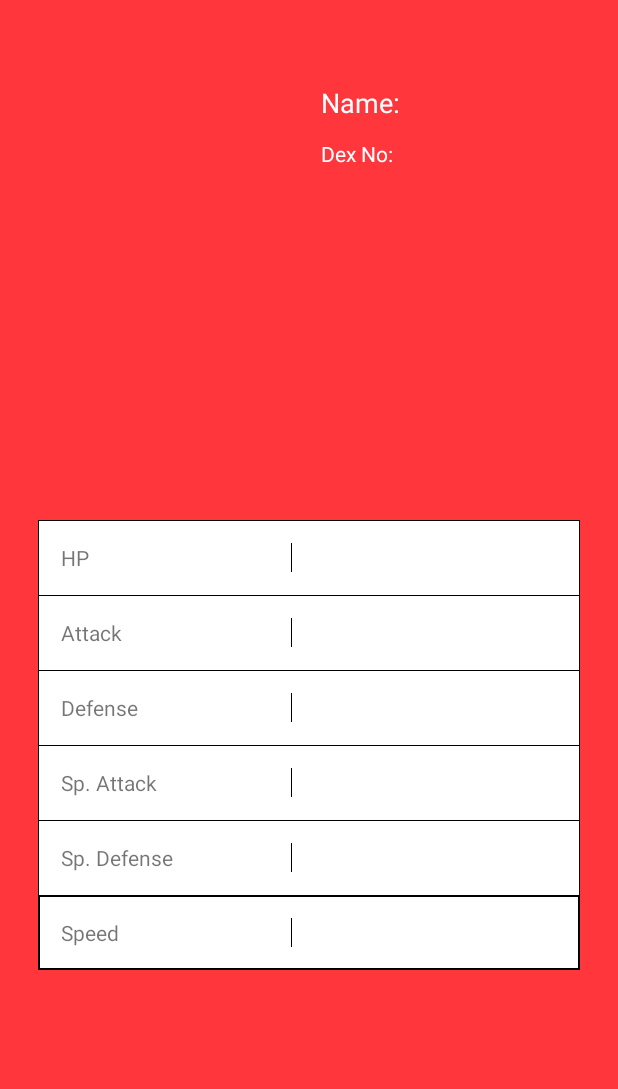
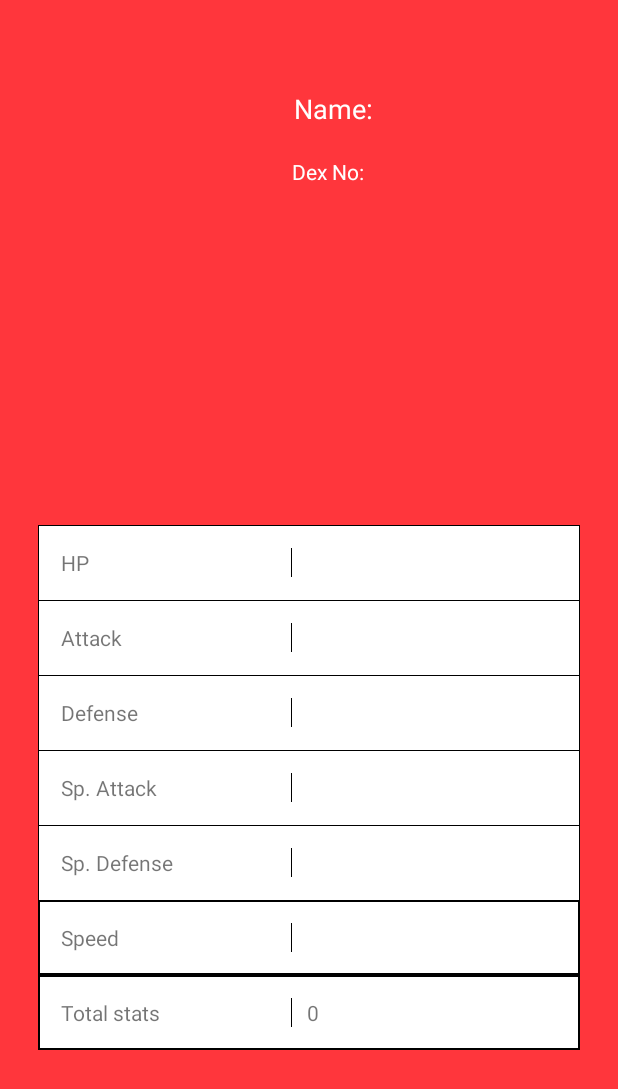
Before and after one commit to larslippert/Hitmonchance, an Android app: the StatsActivity screen opened directly, with no data from a screen before it, on a phone screen of 412 x 824 dp. Shown: the top 1089 px of the screen. Run offline under Robolectric (Android 15) with nearby library versions, the phone set to English and light mode, and no system bars; 17 statements that could not run were skipped.

Commit message:
Added total stats to stats activity

```diff
--- a/app/src/main/java/com/lalov/hitmonchance/Activities/StatsActivity.java
+++ b/app/src/main/java/com/lalov/hitmonchance/Activities/StatsActivity.java
@@ -22,7 +22,7 @@ import static com.lalov.hitmonchance.Globals.SERVICE_TAG;
 //TODO Could add wins and loses count
 public class StatsActivity extends AppCompatActivity {
     TextView txtName, txtDexNo, txtHP, txtHPStat, txtAttack, txtAttackStat, txtDefense, txtDefenseStat
-            ,txtSpAtk, txtSpAtkStat, txtSpDef, txtSpDefStat, txtSpeed, txtSpeedStat;
+            ,txtSpAtk, txtSpAtkStat, txtSpDef, txtSpDefStat, txtSpeed, txtSpeedStat, txtTotalStats;
     ImageView imgPokemon;
 
     private ServiceConnection pokemonServiceConnection;
@@ -56,6 +56,7 @@ public class StatsActivity extends AppCompatActivity {
         txtSpeed = findViewById(R.id.txtSpeed);
         txtSpeedStat = findViewById(R.id.txtSpeedStat);
         imgPokemon = findViewById(R.id.imageView);
+        txtTotalStats = findViewById(R.id.txtTotalStats);
 
     }
 
@@ -84,6 +85,8 @@ public class StatsActivity extends AppCompatActivity {
         txtSpAtkStat.setText(Long.toString(selectedPokemon.getSpattack()));
         txtSpDefStat.setText(Long.toString(selectedPokemon.getSpdefense()));
         txtSpeedStat.setText(Long.toString(selectedPokemon.getSpeed()));
+        txtTotalStats.setText(Long.toString(calculateTotalStats(selectedPokemon)));
+
     }
 
     private void SetupConnectionToPokemonService() {
@@ -112,4 +115,16 @@ public class StatsActivity extends AppCompatActivity {
 
         UnBindFromPokemonService();
     }
+
+    private Long calculateTotalStats(Pokemon pokemon){
+        long hp = pokemon.getHp();
+        long attack = pokemon.getAttack();
+        long defense = pokemon.getDefense();
+        long spAttack = pokemon.getSpattack();
+        long spDefense = pokemon.getSpdefense();
+        long speed = pokemon.getSpeed();
+
+        Long totalStat = hp+attack+defense+spAttack+spDefense+speed;
+        return totalStat;
+    }
 }
--- a/app/src/main/res/layout-land/activity_stats.xml
+++ b/app/src/main/res/layout-land/activity_stats.xml
@@ -46,7 +46,7 @@
 
     <TableLayout
         android:layout_width="360dp"
-        android:layout_height="292dp"
+        android:layout_height="273dp"
         android:layout_marginTop="10dp"
         android:layout_marginEnd="25dp"
         android:layout_marginRight="25dp"
@@ -59,7 +59,7 @@
             android:layout_width="match_parent"
             android:layout_height="match_parent"
             android:background="@drawable/table_row_bg"
-            android:padding="15dp">
+            android:padding="10dp">
 
             <TextView
                 android:id="@+id/txtHP"
@@ -81,7 +81,7 @@
             android:layout_width="match_parent"
             android:layout_height="match_parent"
             android:background="@drawable/table_row_bg"
-            android:padding="15dp">
+            android:padding="10dp">
 
             <TextView
                 android:id="@+id/txtAttack"
@@ -102,7 +102,7 @@
             android:layout_width="match_parent"
             android:layout_height="match_parent"
             android:background="@drawable/table_row_bg"
-            android:padding="15dp">
+            android:padding="10dp">
 
             <TextView
                 android:id="@+id/txtDefense"
@@ -123,7 +123,7 @@
             android:layout_width="match_parent"
             android:layout_height="match_parent"
             android:background="@drawable/table_row_bg"
-            android:padding="15dp">
+            android:padding="10dp">
 
             <TextView
                 android:id="@+id/txtSpAtk"
@@ -144,7 +144,7 @@
             android:layout_width="match_parent"
             android:layout_height="match_parent"
             android:background="@drawable/table_row_bg"
-            android:padding="15dp">
+            android:padding="10dp">
 
             <TextView
                 android:id="@+id/txtSpDef"
@@ -165,7 +165,7 @@
             android:layout_width="match_parent"
             android:layout_height="match_parent"
             android:background="@drawable/last_row_border"
-            android:padding="15dp">
+            android:padding="10dp">
 
             <TextView
                 android:id="@+id/txtSpeed"
@@ -182,6 +182,27 @@
                 android:paddingLeft="10dp" />
         </TableRow>
 
+        <TableRow
+            android:layout_width="match_parent"
+            android:layout_height="match_parent"
+            android:background="@drawable/last_row_border"
+            android:padding="10dp">
+
+            <TextView
+                android:id="@+id/txtTotal"
+                android:layout_width="wrap_content"
+                android:layout_height="wrap_content"
+                android:background="@drawable/table_cell_bg"
+                android:paddingRight="10dp"
+                android:text="@string/txtTotal" />
+
+            <TextView
+                android:id="@+id/txtTotalStats"
+                android:layout_width="wrap_content"
+                android:layout_height="wrap_content"
+                android:paddingLeft="10dp" />
+        </TableRow>
+
     </TableLayout>
 
 
--- a/app/src/main/res/layout/activity_stats.xml
+++ b/app/src/main/res/layout/activity_stats.xml
@@ -14,13 +14,13 @@
         android:layout_height="22dp"
         android:layout_marginStart="44dp"
         android:layout_marginLeft="44dp"
-        android:layout_marginTop="12dp"
+        android:layout_marginTop="20dp"
         android:layout_marginEnd="8dp"
         android:layout_marginRight="8dp"
         android:text="@string/txtDexNo"
         android:textColor="#ffffff"
         app:layout_constraintEnd_toEndOf="parent"
-        app:layout_constraintHorizontal_bias="0.019"
+        app:layout_constraintHorizontal_bias="0.58"
         app:layout_constraintStart_toEndOf="@+id/imageView"
         app:layout_constraintTop_toBottomOf="@+id/txtName" />
 
@@ -41,14 +41,14 @@
         android:layout_height="0dp"
         android:layout_marginStart="44dp"
         android:layout_marginLeft="44dp"
-        android:layout_marginTop="56dp"
+        android:layout_marginTop="60dp"
         android:layout_marginEnd="8dp"
         android:layout_marginRight="8dp"
         android:text="@string/name"
         android:textColor="#ffffff"
         android:textSize="18sp"
         app:layout_constraintEnd_toEndOf="parent"
-        app:layout_constraintHorizontal_bias="0.0"
+        app:layout_constraintHorizontal_bias="0.612"
         app:layout_constraintStart_toEndOf="@+id/imageView"
         app:layout_constraintTop_toTopOf="parent" />
 
@@ -195,6 +195,27 @@
                 android:paddingLeft="10dp" />
         </TableRow>
 
+        <TableRow
+            android:layout_width="match_parent"
+            android:layout_height="match_parent"
+            android:background="@drawable/last_row_border"
+            android:padding="15dp">
+
+            <TextView
+                android:id="@+id/txtTotal"
+                android:layout_width="wrap_content"
+                android:layout_height="wrap_content"
+                android:background="@drawable/table_cell_bg"
+                android:paddingRight="10dp"
+                android:text="@string/txtTotal" />
+
+            <TextView
+                android:id="@+id/txtTotalStats"
+                android:layout_width="wrap_content"
+                android:layout_height="wrap_content"
+                android:paddingLeft="10dp" />
+        </TableRow>
+
     </TableLayout>
 
 
--- a/app/src/main/res/values/strings.xml
+++ b/app/src/main/res/values/strings.xml
@@ -44,4 +44,5 @@
     <string name="pokemonname">Please enter the name of a Pokemon</string>
     <string name="enterusername">Pls enter a username</string>
     <string name="choosestarter">Pls choose a starter pokemon</string>
+    <string name="txtTotal">Total stats</string>
 </resources>
```
Also changed, not shown: 1 other file.
